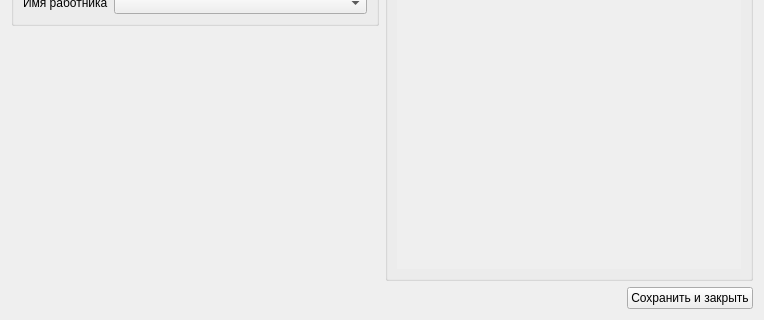
First picture: the form in src/users/usereditwidget.ui, repository megakoko/m-system, before the edit; both pictures show x 0 to 764 and y 173 to 493 of the 764 by 493 pixel window.
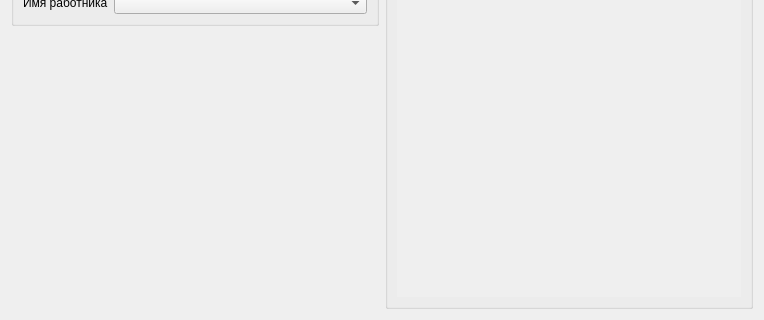
Second picture: the form after the edit.

Commit message: Убрал кнопки "Сохранить и закрыть" из виджетов.

```diff
--- a/src/users/usereditwidget.ui
+++ b/src/users/usereditwidget.ui
@@ -197,30 +197,6 @@
      </item>
     </layout>
    </item>
-   <item>
-    <layout class="QHBoxLayout" name="horizontalLayout_4">
-     <item>
-      <spacer name="horizontalSpacer_2">
-       <property name="orientation">
-        <enum>Qt::Horizontal</enum>
-       </property>
-       <property name="sizeHint" stdset="0">
-        <size>
-         <width>40</width>
-         <height>20</height>
-        </size>
-       </property>
-      </spacer>
-     </item>
-     <item>
-      <widget class="QPushButton" name="m_save">
-       <property name="text">
-        <string>Сохранить и закрыть</string>
-       </property>
-      </widget>
-     </item>
-    </layout>
-   </item>
   </layout>
  </widget>
  <resources/>
```
The commit also changes 7 other files.
